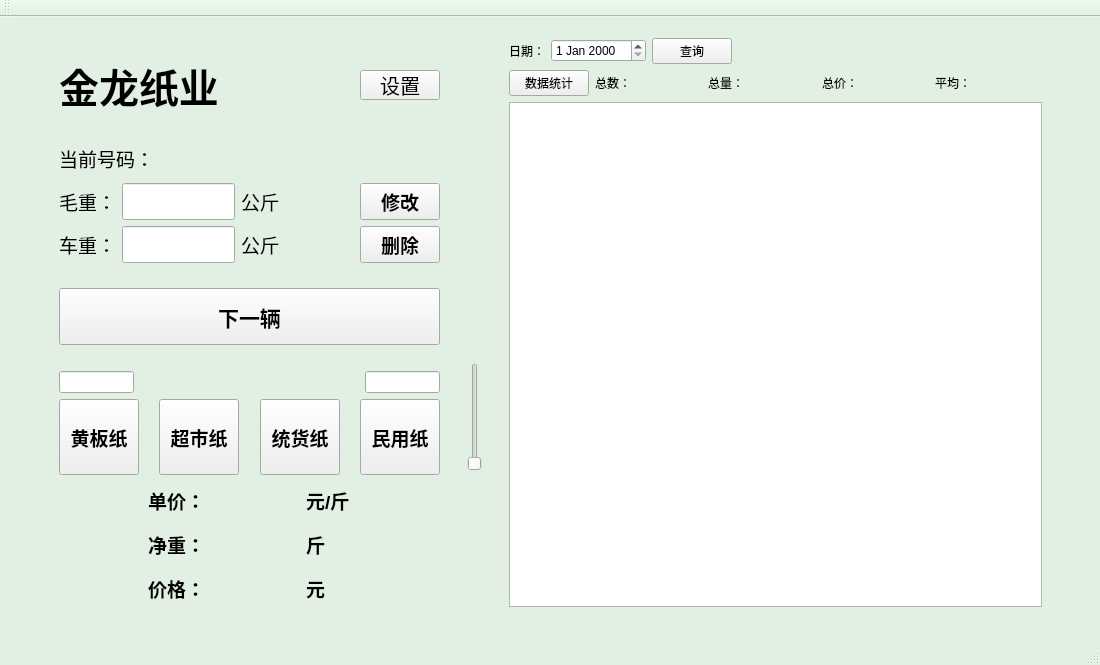
Qt form wasterecycle.ui (ljhuan/WasteRecycle) before a commit.
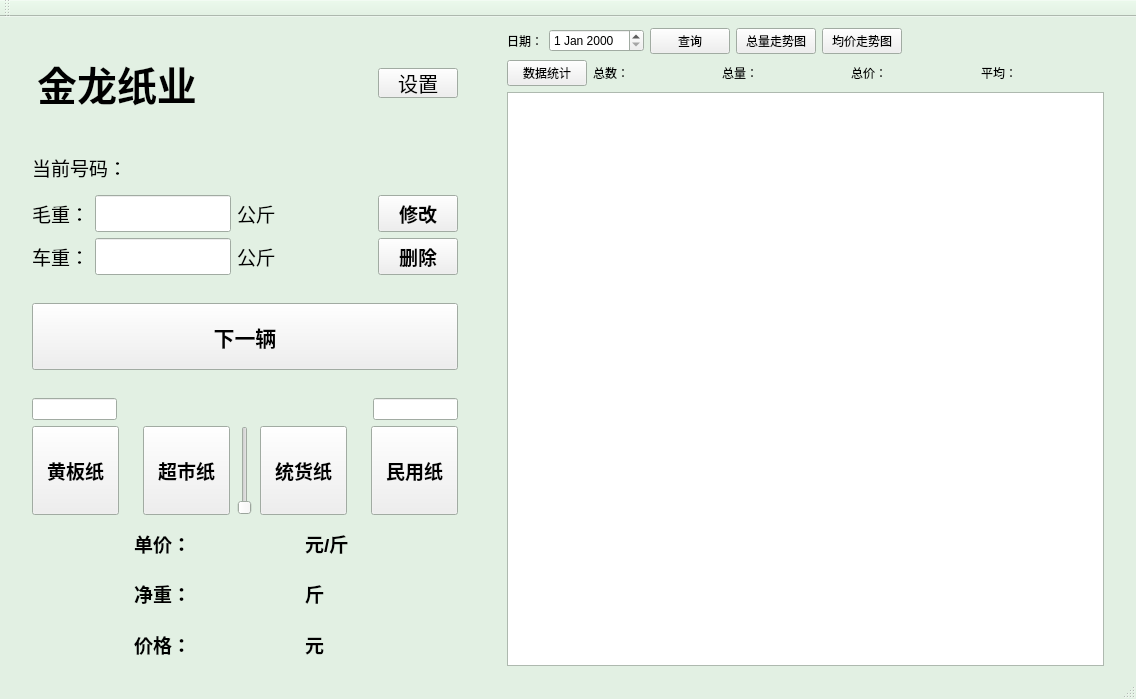
The same form after that commit.

Patch:
```diff
--- a/wasterecycle.ui
+++ b/wasterecycle.ui
@@ -9,8 +9,8 @@
    <rect>
     <x>0</x>
     <y>0</y>
-    <width>1100</width>
-    <height>665</height>
+    <width>1136</width>
+    <height>699</height>
    </rect>
   </property>
   <property name="sizePolicy">
@@ -90,16 +90,7 @@
    <string notr="true"/>
   </property>
   <widget class="QWidget" name="centralWidget">
-   <widget class="QWidget" name="">
-    <property name="geometry">
-     <rect>
-      <x>10</x>
-      <y>10</y>
-      <width>1081</width>
-      <height>591</height>
-     </rect>
-    </property>
-    <layout class="QHBoxLayout" name="horizontalLayout_12" stretch="2,20,3,28,2">
+   <layout class="QHBoxLayout" name="horizontalLayout_12" stretch="1,20,2,28,1">
      <item>
       <spacer name="horizontalSpacer_15">
        <property name="orientation">
@@ -107,7 +98,7 @@
        </property>
        <property name="sizeHint" stdset="0">
         <size>
-         <width>27</width>
+        <width>18</width>
          <height>17</height>
         </size>
        </property>
@@ -541,7 +532,7 @@
         </spacer>
        </item>
        <item>
-        <layout class="QHBoxLayout" name="horizontalLayout_6" stretch="5,15,5">
+       <layout class="QHBoxLayout" name="horizontalLayout_6" stretch="8,10,3,10,8">
          <item>
           <widget class="QLineEdit" name="le_Level1ExtraPrice">
            <property name="enabled">
@@ -555,6 +546,37 @@
            </property>
           </widget>
          </item>
+        <item>
+         <spacer name="horizontalSpacer_6">
+          <property name="orientation">
+           <enum>Qt::Horizontal</enum>
+          </property>
+          <property name="sizeHint" stdset="0">
+           <size>
+            <width>40</width>
+            <height>20</height>
+           </size>
+          </property>
+         </spacer>
+        </item>
+        <item>
+         <widget class="QLabel" name="lb_percent">
+          <property name="font">
+           <font>
+            <family>Arial</family>
+            <pointsize>14</pointsize>
+            <weight>75</weight>
+            <bold>true</bold>
+           </font>
+          </property>
+          <property name="text">
+           <string/>
+          </property>
+          <property name="alignment">
+           <set>Qt::AlignCenter</set>
+          </property>
+         </widget>
+        </item>
          <item>
           <spacer name="horizontalSpacer_4">
            <property name="orientation">
@@ -640,17 +662,29 @@
           </widget>
          </item>
          <item>
-          <spacer name="horizontalSpacer_6">
+         <widget class="QSlider" name="vslider_percent">
+          <property name="sizePolicy">
+           <sizepolicy hsizetype="Preferred" vsizetype="Expanding">
+            <horstretch>0</horstretch>
+            <verstretch>0</verstretch>
+           </sizepolicy>
+          </property>
+          <property name="focusPolicy">
+           <enum>Qt::StrongFocus</enum>
+          </property>
+          <property name="styleSheet">
+           <string notr="true"/>
+          </property>
+          <property name="singleStep">
+           <number>3</number>
+          </property>
+          <property name="value">
+           <number>0</number>
+          </property>
            <property name="orientation">
-            <enum>Qt::Horizontal</enum>
-           </property>
-           <property name="sizeHint" stdset="0">
-            <size>
-             <width>40</width>
-             <height>20</height>
-            </size>
-           </property>
-          </spacer>
+           <enum>Qt::Vertical</enum>
+          </property>
+         </widget>
          </item>
          <item>
           <widget class="QPushButton" name="btn_Level3">
@@ -942,74 +976,17 @@
       </layout>
      </item>
      <item>
-      <layout class="QVBoxLayout" name="verticalLayout_3" stretch="15,5,1,5">
-       <item>
-        <spacer name="verticalSpacer">
+     <spacer name="horizontalSpacer_18">
          <property name="orientation">
-          <enum>Qt::Vertical</enum>
+       <enum>Qt::Horizontal</enum>
          </property>
          <property name="sizeHint" stdset="0">
           <size>
-           <width>20</width>
-           <height>40</height>
+        <width>39</width>
+        <height>20</height>
           </size>
          </property>
         </spacer>
-       </item>
-       <item>
-        <widget class="QSlider" name="vslider_percent">
-         <property name="sizePolicy">
-          <sizepolicy hsizetype="Preferred" vsizetype="Expanding">
-           <horstretch>0</horstretch>
-           <verstretch>0</verstretch>
-          </sizepolicy>
-         </property>
-         <property name="focusPolicy">
-          <enum>Qt::StrongFocus</enum>
-         </property>
-         <property name="styleSheet">
-          <string notr="true"/>
-         </property>
-         <property name="value">
-          <number>0</number>
-         </property>
-         <property name="orientation">
-          <enum>Qt::Vertical</enum>
-         </property>
-        </widget>
-       </item>
-       <item>
-        <widget class="QLabel" name="lb_percent">
-         <property name="font">
-          <font>
-           <family>Arial</family>
-           <pointsize>14</pointsize>
-           <weight>75</weight>
-           <bold>true</bold>
-          </font>
-         </property>
-         <property name="text">
-          <string/>
-         </property>
-         <property name="alignment">
-          <set>Qt::AlignCenter</set>
-         </property>
-        </widget>
-       </item>
-       <item>
-        <spacer name="verticalSpacer_2">
-         <property name="orientation">
-          <enum>Qt::Vertical</enum>
-         </property>
-         <property name="sizeHint" stdset="0">
-          <size>
-           <width>20</width>
-           <height>40</height>
-          </size>
-         </property>
-        </spacer>
-       </item>
-      </layout>
      </item>
      <item>
       <layout class="QVBoxLayout" name="verticalLayout_2">
@@ -1032,6 +1009,20 @@
            </property>
           </widget>
          </item>
+        <item>
+         <widget class="QPushButton" name="btn_charts">
+          <property name="text">
+           <string>总量走势图</string>
+          </property>
+         </widget>
+        </item>
+        <item>
+         <widget class="QPushButton" name="btn_averageChart">
+          <property name="text">
+           <string>均价走势图</string>
+          </property>
+         </widget>
+        </item>
          <item>
           <spacer name="horizontalSpacer_17">
            <property name="orientation">
@@ -1133,14 +1124,13 @@
        </property>
        <property name="sizeHint" stdset="0">
         <size>
-         <width>27</width>
+        <width>18</width>
          <height>17</height>
         </size>
        </property>
       </spacer>
      </item>
     </layout>
-   </widget>
   </widget>
   <widget class="QMenuBar" name="menuBar">
    <property name="geometry">
```
Left out of the diff: 2 changed lines with no effect on the pictures. Lines whose indentation alone changed are shown as unchanged.
